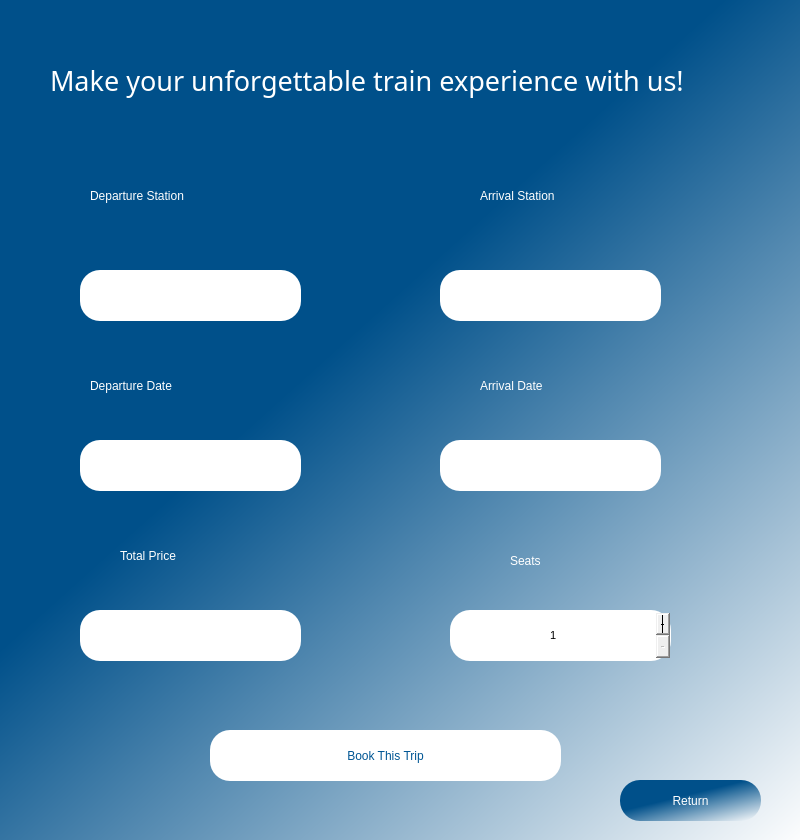
Qt form ui/BookTrip.ui (kareemsakkary/TrainBookingSystem) before a commit.
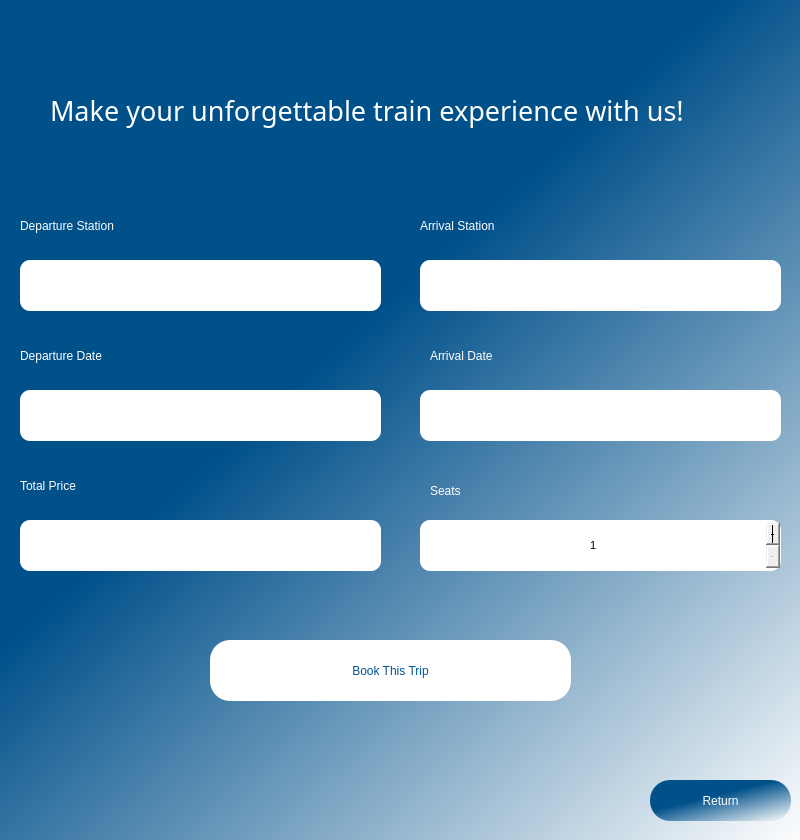
The same form after that commit.

```diff
--- a/ui/BookTrip.ui
+++ b/ui/BookTrip.ui
@@ -33,9 +33,9 @@
     <property name="geometry">
      <rect>
       <x>210</x>
-      <y>730</y>
-      <width>351</width>
-      <height>51</height>
+      <y>640</y>
+      <width>361</width>
+      <height>61</height>
      </rect>
     </property>
     <property name="styleSheet">
@@ -61,8 +61,8 @@
    <widget class="QLabel" name="label1">
     <property name="geometry">
      <rect>
-      <x>90</x>
-      <y>180</y>
+      <x>20</x>
+      <y>210</y>
       <width>221</width>
       <height>31</height>
      </rect>
@@ -78,8 +78,8 @@
    <widget class="QLabel" name="label2">
     <property name="geometry">
      <rect>
-      <x>480</x>
-      <y>180</y>
+      <x>420</x>
+      <y>210</y>
       <width>241</width>
       <height>31</height>
      </rect>
@@ -95,8 +95,8 @@
    <widget class="QLabel" name="label3">
     <property name="geometry">
      <rect>
-      <x>90</x>
-      <y>370</y>
+      <x>20</x>
+      <y>340</y>
       <width>201</width>
       <height>31</height>
      </rect>
@@ -112,7 +112,7 @@
    <widget class="QPushButton" name="returnButton">
     <property name="geometry">
      <rect>
-      <x>620</x>
+      <x>650</x>
       <y>780</y>
       <width>141</width>
       <height>41</height>
@@ -138,8 +138,8 @@
    <widget class="QLabel" name="label4">
     <property name="geometry">
      <rect>
-      <x>480</x>
-      <y>370</y>
+      <x>430</x>
+      <y>340</y>
       <width>151</width>
       <height>31</height>
      </rect>
@@ -155,9 +155,9 @@
    <widget class="QLabel" name="departureStationLabel">
     <property name="geometry">
      <rect>
-      <x>80</x>
-      <y>270</y>
-      <width>221</width>
+      <x>20</x>
+      <y>260</y>
+      <width>361</width>
       <height>51</height>
      </rect>
     </property>
@@ -169,8 +169,8 @@
     </property>
     <property name="styleSheet">
      <string notr="true">background-color: white;
-border-radius: 20px;
-font: 63 12pt &quot;Sitka Small Semibold&quot;;</string>
+border-radius: 10px;
+</string>
     </property>
     <property name="text">
      <string/>
@@ -182,16 +182,15 @@
    <widget class="QLabel" name="arrivalStationLabel">
     <property name="geometry">
      <rect>
-      <x>440</x>
-      <y>270</y>
-      <width>221</width>
+      <x>420</x>
+      <y>260</y>
+      <width>361</width>
       <height>51</height>
      </rect>
     </property>
     <property name="styleSheet">
      <string notr="true">background-color: white;
-border-radius: 20px;
-font: 63 12pt &quot;Sitka Small Semibold&quot;;</string>
+border-radius: 10px;</string>
     </property>
     <property name="text">
      <string/>
@@ -203,9 +202,9 @@
    <widget class="QLabel" name="startDateLabel">
     <property name="geometry">
      <rect>
-      <x>80</x>
-      <y>440</y>
-      <width>221</width>
+      <x>20</x>
+      <y>390</y>
+      <width>361</width>
       <height>51</height>
      </rect>
     </property>
@@ -217,8 +216,7 @@
     </property>
     <property name="styleSheet">
      <string notr="true">background-color: white;
-border-radius: 20px;
-font: 63 12pt &quot;Sitka Small Semibold&quot;;</string>
+border-radius: 10px;</string>
     </property>
     <property name="text">
      <string/>
@@ -230,9 +228,9 @@
    <widget class="QLabel" name="endDateLabel">
     <property name="geometry">
      <rect>
-      <x>440</x>
-      <y>440</y>
-      <width>221</width>
+      <x>420</x>
+      <y>390</y>
+      <width>361</width>
       <height>51</height>
      </rect>
     </property>
@@ -244,8 +242,7 @@
     </property>
     <property name="styleSheet">
      <string notr="true">background-color: white;
-border-radius: 20px;
-font: 63 12pt &quot;Sitka Small Semibold&quot;;</string>
+border-radius: 10px;</string>
     </property>
     <property name="text">
      <string/>
@@ -257,8 +254,8 @@
    <widget class="QLabel" name="seatsCountLabel">
     <property name="geometry">
      <rect>
-      <x>510</x>
-      <y>540</y>
+      <x>430</x>
+      <y>470</y>
       <width>81</width>
       <height>41</height>
      </rect>
@@ -274,25 +271,19 @@
    <widget class="QSpinBox" name="seatCountInput">
     <property name="geometry">
      <rect>
-      <x>450</x>
-      <y>610</y>
-      <width>221</width>
+      <x>420</x>
+      <y>520</y>
+      <width>361</width>
       <height>51</height>
      </rect>
     </property>
-    <property name="maximumSize">
-     <size>
-      <width>221</width>
-      <height>16777215</height>
-     </size>
-    </property>
     <property name="font">
      <font>
       <pointsize>8</pointsize>
      </font>
     </property>
     <property name="styleSheet">
-     <string notr="true">border-radius: 20px;</string>
+     <string notr="true">border-radius: 10px;</string>
     </property>
     <property name="alignment">
      <set>Qt::AlignCenter</set>
@@ -320,7 +311,7 @@
     <property name="geometry">
      <rect>
       <x>50</x>
-      <y>50</y>
+      <y>80</y>
       <width>721</width>
       <height>61</height>
      </rect>
@@ -351,8 +342,8 @@
    <widget class="QLabel" name="label4_2">
     <property name="geometry">
      <rect>
-      <x>120</x>
-      <y>540</y>
+      <x>20</x>
+      <y>470</y>
       <width>131</width>
       <height>31</height>
      </rect>
@@ -368,9 +359,9 @@
    <widget class="QLabel" name="totalPriceLabel">
     <property name="geometry">
      <rect>
-      <x>80</x>
-      <y>610</y>
-      <width>221</width>
+      <x>20</x>
+      <y>520</y>
+      <width>361</width>
       <height>51</height>
      </rect>
     </property>
@@ -382,8 +373,7 @@
     </property>
     <property name="styleSheet">
      <string notr="true">background-color: white;
-border-radius: 20px;
-font: 63 12pt &quot;Sitka Small Semibold&quot;;</string>
+border-radius: 10px;</string>
     </property>
     <property name="text">
      <string/>
@@ -395,8 +385,8 @@
    <widget class="QLabel" name="error">
     <property name="geometry">
      <rect>
-      <x>100</x>
-      <y>680</y>
+      <x>110</x>
+      <y>710</y>
       <width>591</width>
       <height>31</height>
      </rect>
```
